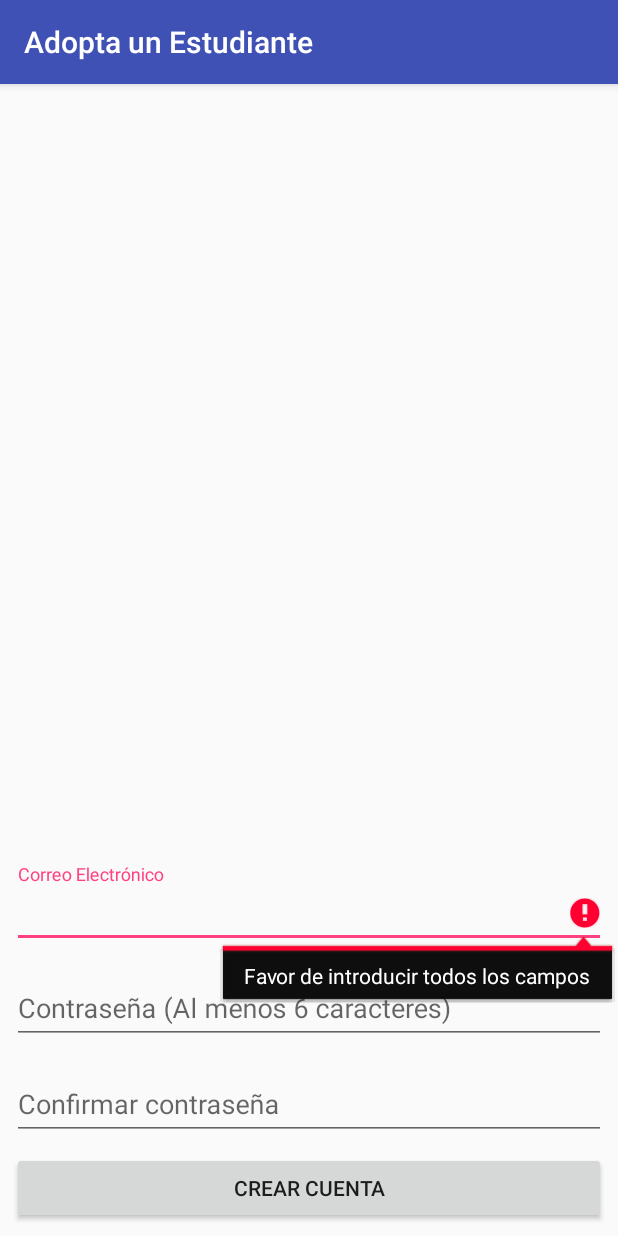
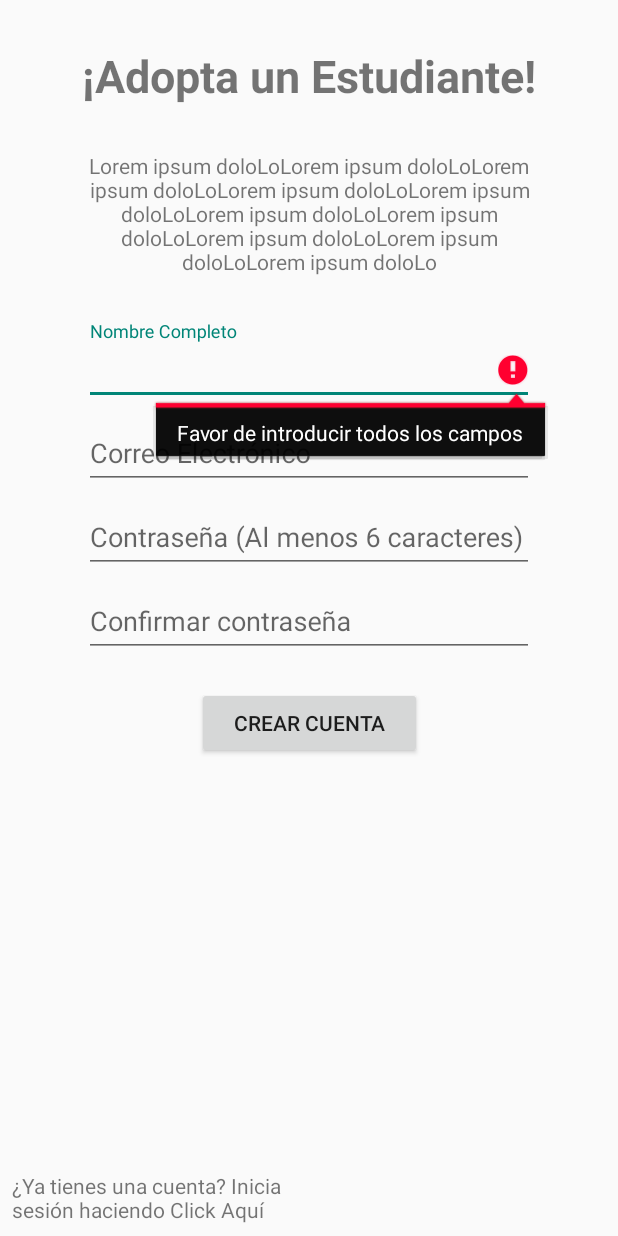
Before and after one commit to UNAMInnovationLab/AdoptaUnEstudiante, an Android app: the SignUpActivity screen opened directly, with no data from a screen before it, after a tap on "CREAR CUENTA", on a phone screen of 412 x 824 dp. Run offline under Robolectric (Android 15) with nearby library versions, the phone set to English and light mode, and no system bars; our stand-ins replace Firebase (no records; nobody signed in at launch, a user with empty details on screens opened directly).

Commit message:
Login terminado

```diff
--- a/app/src/main/java/com/lab/innovation/unam/adoptaunestudiante/Interfaces/InformationAppPresenter.java
+++ b/app/src/main/java/com/lab/innovation/unam/adoptaunestudiante/Interfaces/InformationAppPresenter.java
@@ -1,5 +1,6 @@
 package com.lab.innovation.unam.adoptaunestudiante.Interfaces;
 
+import android.app.Activity;
 import android.content.Intent;
 
 import com.facebook.login.widget.LoginButton;
@@ -13,6 +14,7 @@ public interface InformationAppPresenter {
     void onErrorLoginFacebook();
     void startListenerAuth();
     void stopListenerAuth();
+    Activity getActivity();
     User createUser(String name, String email);
     void onActivityResultCallback(int requestCode, int resultCode, Intent data);
 
--- a/app/src/main/java/com/lab/innovation/unam/adoptaunestudiante/Interfaces/InformationAppView.java
+++ b/app/src/main/java/com/lab/innovation/unam/adoptaunestudiante/Interfaces/InformationAppView.java
@@ -1,4 +1,6 @@
 package com.lab.innovation.unam.adoptaunestudiante.Interfaces;
+
+import android.app.Activity;
 
 public interface InformationAppView {
 
@@ -7,5 +9,6 @@ public interface InformationAppView {
     void navigateToMainActivity();
     void showInformation(String msj);
     void showError(String msj);
+    Activity getActivity();
 
 }
--- a/app/src/main/java/com/lab/innovation/unam/adoptaunestudiante/Interfaces/LogInInteractor.java
+++ b/app/src/main/java/com/lab/innovation/unam/adoptaunestudiante/Interfaces/LogInInteractor.java
@@ -1,6 +1,4 @@
 package com.lab.innovation.unam.adoptaunestudiante.Interfaces;
-
-import com.lab.innovation.unam.adoptaunestudiante.Model.User;
 
 public interface LogInInteractor {
 
@@ -8,6 +6,7 @@ public interface LogInInteractor {
     int EMAIL_NOT_REGISTER=1;
     int INCORRECT_PASSWORD=2;
     int CONNECTION_ERROR=3;
+    int INVALID_EMAIL=4;
 
     void logInWithEmailAndPassword(String email, String password);
 
--- a/app/src/main/java/com/lab/innovation/unam/adoptaunestudiante/Interfaces/LogInView.java
+++ b/app/src/main/java/com/lab/innovation/unam/adoptaunestudiante/Interfaces/LogInView.java
@@ -11,5 +11,5 @@ public interface LogInView {
     void showInformation(String msj);
     void showInputError(int editText, String msj);
     void navigateToMainActivity();
-
+    void navigateToSignUpActivity();
 }
--- a/app/src/main/java/com/lab/innovation/unam/adoptaunestudiante/Interfaces/SignUpPresenter.java
+++ b/app/src/main/java/com/lab/innovation/unam/adoptaunestudiante/Interfaces/SignUpPresenter.java
@@ -2,7 +2,7 @@ package com.lab.innovation.unam.adoptaunestudiante.Interfaces;
 
 public interface SignUpPresenter {
 
-    void verifyValidity(String email, String password, String confirmPassword);
+    void verifyValidity(String name, String email, String password, String confirmPassword);
     void signUpSuccefully(String email);
     void catchDatabaseError(int error);
 
--- a/app/src/main/java/com/lab/innovation/unam/adoptaunestudiante/Interfaces/SignUpView.java
+++ b/app/src/main/java/com/lab/innovation/unam/adoptaunestudiante/Interfaces/SignUpView.java
@@ -2,9 +2,10 @@ package com.lab.innovation.unam.adoptaunestudiante.Interfaces;
 
 public interface SignUpView {
 
-    int EMAIL=0;
-    int PASSWORD=1;
-    int CONFIRM_PASSWORD=2;
+    int NAME=0;
+    int EMAIL=1;
+    int PASSWORD=2;
+    int CONFIRM_PASSWORD=3;
 
     void showError(String msj);
     void showInputError(int editText, String msj);
@@ -12,5 +13,6 @@ public interface SignUpView {
     void showProgressBar();
     void hideProgressBar();
     void navigateToMainActivity();
+    void navigateToLogInActivity();
 
 }
--- a/app/src/main/java/com/lab/innovation/unam/adoptaunestudiante/Presenters/LogInPresenterImpl.java
+++ b/app/src/main/java/com/lab/innovation/unam/adoptaunestudiante/Presenters/LogInPresenterImpl.java
@@ -43,6 +43,8 @@ public class LogInPresenterImpl implements LogInPresenter {
             view.showInputError(view.PASSWORD_ERROR, "Contraseña incorrecta");
         else if (error == interactor.EMAIL_NOT_REGISTER)
             view.showInputError(view.EMAIL_ERROR, "Éste correo electrónico no ha sido registrado");
+        else if (error == interactor.INVALID_EMAIL)
+            view.showInputError(view.EMAIL_ERROR, "Correo Electrónico Inválido");
         else
             view.showError("Ocurrió un error al intentar iniciar sesión");
     }
--- a/app/src/main/java/com/lab/innovation/unam/adoptaunestudiante/Presenters/SignUpPresenterImpl.java
+++ b/app/src/main/java/com/lab/innovation/unam/adoptaunestudiante/Presenters/SignUpPresenterImpl.java
@@ -10,6 +10,7 @@ public class SignUpPresenterImpl implements SignUpPresenter {
 
     private SignUpView view;
     private SignUpInteractor interactor;
+    private String name;
 
     public SignUpPresenterImpl(SignUpView view){
         this.view = view;
@@ -17,10 +18,11 @@ public class SignUpPresenterImpl implements SignUpPresenter {
     }
 
     @Override
-    public void verifyValidity(String email, String password, String confirmPassword) {
-        if (email.isEmpty() || password.isEmpty() || confirmPassword.isEmpty()) {
-            int error = email.isEmpty()?
-                    view.EMAIL:
+    public void verifyValidity(String name, String email, String password, String confirmPassword) {
+        this.name = name;
+        if (name.isEmpty() || email.isEmpty() || password.isEmpty() || confirmPassword.isEmpty()) {
+            int error =
+                    name.isEmpty()? view.NAME: email.isEmpty()? view.EMAIL:
                     password.isEmpty()? view.PASSWORD: view.CONFIRM_PASSWORD;
             view.showInputError(error, "Favor de introducir todos los campos");
         } else if (password.contains(" "))
@@ -37,7 +39,7 @@ public class SignUpPresenterImpl implements SignUpPresenter {
 
     @Override
     public void signUpSuccefully(String email) {
-        User user = new User("", email);
+        User user = new User(this.name, email);
         interactor.signUpToDatabaseUser(user);
         view.hideProgressBar();
         view.showInformation("Cuenta creada exitosamente");
--- a/app/src/main/java/com/lab/innovation/unam/adoptaunestudiante/Views/Activities/SignUpActivity.java
+++ b/app/src/main/java/com/lab/innovation/unam/adoptaunestudiante/Views/Activities/SignUpActivity.java
@@ -15,13 +15,13 @@ import com.lab.innovation.unam.adoptaunestudiante.Interfaces.SignUpView;
 import com.lab.innovation.unam.adoptaunestudiante.Presenters.SignUpPresenterImpl;
 import com.lab.innovation.unam.adoptaunestudiante.R;
 
-public class SignUpActivity extends AppCompatActivity implements SignUpView {
+public class SignUpActivity extends AppCompatActivity implements SignUpView, View.OnClickListener {
 
     private SignUpPresenter presenter;
     // Root Layout
     private View v;
     private ProgressBar progressBar;
-    private EditText etEmail, etPassword, etConfirmPassword;
+    private EditText etName, etEmail, etPassword, etConfirmPassword;
 
     @Override
     protected void onCreate(Bundle savedInstanceState) {
@@ -32,19 +32,26 @@ public class SignUpActivity extends AppCompatActivity implements SignUpView {
 
         v = findViewById(R.id.sign_up_layout);
         progressBar = (ProgressBar) findViewById(R.id.sign_up_progressbar);
+        etName = (EditText) findViewById(R.id.sign_up_et_name);
         etEmail = (EditText) findViewById(R.id.sign_up_et_email);
         etPassword = (EditText) findViewById(R.id.sign_up_et_password);
         etConfirmPassword = (EditText) findViewById(R.id.sign_up_et_confirm_password);
 
-        findViewById(R.id.sign_up_btn_enter).setOnClickListener(new View.OnClickListener() {
-            @Override
-            public void onClick(View v) {
-                presenter.verifyValidity(
-                        etEmail.getText().toString(),
-                        etPassword.getText().toString(),
-                        etConfirmPassword.getText().toString());
-            }
-        });
+        findViewById(R.id.sign_up_tv_ya_con_cuenta).setOnClickListener(this);
+        findViewById(R.id.sign_up_btn_enter).setOnClickListener(this);
+
+    }
+
+    @Override
+    public void onClick(View v) {
+        if (v.getId() == R.id.sign_up_tv_ya_con_cuenta)
+            navigateToLogInActivity();
+        else
+            presenter.verifyValidity(
+                    etName.getText().toString().trim(),
+                    etEmail.getText().toString().trim(),
+                    etPassword.getText().toString(),
+                    etConfirmPassword.getText().toString());
 
     }
 
@@ -57,7 +64,10 @@ public class SignUpActivity extends AppCompatActivity implements SignUpView {
 
     @Override
     public void showInputError(int editText, String msj) {
-        if (editText == EMAIL) {
+        if (editText == NAME){
+            etName.setError(msj);
+            etName.requestFocus();
+        }else if (editText == EMAIL) {
             etEmail.setError(msj);
             etEmail.requestFocus();
         } else if (editText == PASSWORD){
@@ -89,4 +99,10 @@ public class SignUpActivity extends AppCompatActivity implements SignUpView {
         startActivity(new Intent(this, MainActivity.class));
         finish();
     }
+
+    @Override
+    public void navigateToLogInActivity() {
+        startActivity(new Intent(this, LogInActivity.class));
+    }
+
 }
--- a/app/src/main/res/layout/activity_sign_up.xml
+++ b/app/src/main/res/layout/activity_sign_up.xml
@@ -8,16 +8,62 @@
     android:layout_height="match_parent"
     tools:context="com.lab.innovation.unam.adoptaunestudiante.Views.Activities.SignUpActivity">
 
+    <TextView
+        android:layout_width="wrap_content"
+        android:layout_height="wrap_content"
+        android:text="@string/adopta_un_estudiante"
+        android:textStyle="bold"
+        android:textSize="30sp"
+        android:layout_marginRight="8dp"
+        app:layout_constraintRight_toRightOf="parent"
+        android:layout_marginLeft="8dp"
+        app:layout_constraintLeft_toLeftOf="parent"
+        app:layout_constraintTop_toTopOf="parent"
+        android:layout_marginTop="30dp"
+        android:id="@+id/textView4" />
+
+    <TextView
+        android:id="@+id/textView3"
+        android:layout_width="300dp"
+        android:layout_height="wrap_content"
+        android:text="@string/login_information"
+        android:gravity="center"
+        android:layout_marginRight="8dp"
+        app:layout_constraintRight_toRightOf="parent"
+        android:layout_marginLeft="8dp"
+        app:layout_constraintLeft_toLeftOf="parent"
+        android:layout_marginTop="30dp"
+        app:layout_constraintTop_toBottomOf="@+id/textView4" />
+
     <android.support.design.widget.TextInputLayout
-        android:layout_width="0dp"
+        android:layout_width="300dp"
         android:layout_height="wrap_content"
         android:layout_marginRight="8dp"
         app:layout_constraintRight_toRightOf="parent"
         android:layout_marginLeft="8dp"
         app:layout_constraintLeft_toLeftOf="parent"
-        app:layout_constraintHorizontal_bias="0.0"
-        android:layout_marginBottom="8dp"
-        app:layout_constraintBottom_toTopOf="@+id/textInputLayout">
+        android:layout_marginTop="30dp"
+        app:layout_constraintTop_toBottomOf="@+id/textView3"
+        android:id="@+id/textInputLayout5">
+
+        <EditText
+            android:id="@+id/sign_up_et_name"
+            android:layout_width="match_parent"
+            android:layout_height="wrap_content"
+            android:hint="@string/nombre"
+            android:inputType="textPersonName" />
+
+    </android.support.design.widget.TextInputLayout>
+
+    <android.support.design.widget.TextInputLayout
+        android:layout_width="300dp"
+        android:layout_height="wrap_content"
+        app:layout_constraintTop_toBottomOf="@+id/textInputLayout5"
+        android:layout_marginRight="8dp"
+        app:layout_constraintRight_toRightOf="parent"
+        android:layout_marginLeft="8dp"
+        app:layout_constraintLeft_toLeftOf="parent"
+        android:id="@+id/textInputLayout6">
 
         <EditText
             android:id="@+id/sign_up_et_email"
@@ -29,16 +75,14 @@
     </android.support.design.widget.TextInputLayout>
 
     <android.support.design.widget.TextInputLayout
-        android:layout_width="0dp"
+        android:layout_width="300dp"
         android:layout_height="wrap_content"
+        android:layout_marginLeft="8dp"
+        app:layout_constraintLeft_toLeftOf="parent"
+        android:id="@+id/textInputLayout"
         android:layout_marginRight="8dp"
         app:layout_constraintRight_toRightOf="parent"
-        android:layout_marginLeft="8dp"
-        app:layout_constraintLeft_toLeftOf="parent"
-        app:layout_constraintHorizontal_bias="0.0"
-        android:id="@+id/textInputLayout"
-        android:layout_marginBottom="8dp"
-        app:layout_constraintBottom_toTopOf="@+id/textInputLayout2">
+        app:layout_constraintTop_toBottomOf="@+id/textInputLayout6">
 
         <EditText
             android:id="@+id/sign_up_et_password"
@@ -50,16 +94,14 @@
     </android.support.design.widget.TextInputLayout>
 
     <android.support.design.widget.TextInputLayout
-        android:layout_width="0dp"
+        android:layout_width="300dp"
         android:layout_height="wrap_content"
+        android:layout_marginLeft="8dp"
+        app:layout_constraintLeft_toLeftOf="parent"
+        android:id="@+id/textInputLayout2"
         android:layout_marginRight="8dp"
         app:layout_constraintRight_toRightOf="parent"
-        android:layout_marginLeft="8dp"
-        app:layout_constraintLeft_toLeftOf="parent"
-        app:layout_constraintHorizontal_bias="0.0"
-        android:layout_marginBottom="8dp"
-        app:layout_constraintBottom_toTopOf="@+id/sign_up_btn_enter"
-        android:id="@+id/textInputLayout2">
+        app:layout_constraintTop_toBottomOf="@+id/textInputLayout">
 
         <EditText
             android:id="@+id/sign_up_et_confirm_password"
@@ -73,14 +115,25 @@
     <Button
         android:id="@+id/sign_up_btn_enter"
         android:text="@string/crear_cuenta"
-        android:layout_width="0dp"
+        android:layout_width="150dp"
         android:layout_height="wrap_content"
         android:layout_marginRight="8dp"
         app:layout_constraintRight_toRightOf="parent"
+        android:layout_marginLeft="8dp"
+        app:layout_constraintLeft_toLeftOf="parent"
+        android:layout_marginTop="20dp"
+        app:layout_constraintTop_toBottomOf="@+id/textInputLayout2" />
+
+    <TextView
+        android:id="@+id/sign_up_tv_ya_con_cuenta"
+        android:layout_width="200dp"
+        android:layout_height="wrap_content"
+        android:text="@string/ya_tienes_una_cuenta"
+        android:layout_marginLeft="8dp"
+        android:layout_marginStart="8dp"
+        app:layout_constraintLeft_toLeftOf="parent"
         app:layout_constraintBottom_toBottomOf="parent"
-        android:layout_marginBottom="8dp"
-        android:layout_marginLeft="8dp"
-        app:layout_constraintLeft_toLeftOf="parent" />
+        android:layout_marginBottom="8dp" />
 
     <ProgressBar
         android:id="@+id/sign_up_progressbar"
--- a/app/src/main/res/values/strings.xml
+++ b/app/src/main/res/values/strings.xml
@@ -13,4 +13,11 @@
     <string name="grupo_de_estudio">gurpo de estudio</string>
     <string name="apuntes">apuntes</string>
     <string name="preguntas_en_grupo">preguntas en grupo</string>
+    <string name="bienvenido">¡Bienvenido!</string>
+    <string name="login_information">Lorem ipsum doloLoLorem ipsum doloLoLorem ipsum doloLoLorem ipsum doloLoLorem ipsum doloLoLorem ipsum doloLoLorem ipsum doloLoLorem ipsum doloLoLorem ipsum doloLoLorem ipsum doloLo</string>
+    <string name="olvide_password">Olvidé mi Contraseña</string>
+    <string name="aun_no_te_has_registrado">¿Aún no te has registrado? Crea tu cuenta haciendo click aquí</string>
+    <string name="adopta_un_estudiante">¡Adopta un Estudiante!</string>
+    <string name="nombre">Nombre Completo</string>
+    <string name="ya_tienes_una_cuenta">¿Ya tienes una cuenta? Inicia sesión haciendo Click Aquí</string>
 </resources>
```
Also changed, not shown: app/src/main/AndroidManifest.xml (+4 -3 lines), app/src/main/java/com/lab/innovation/unam/adoptaunestudiante/Interactors/InformationAppInteractorImpl.java (+2 -5 lines), app/src/main/java/com/lab/innovation/unam/adoptaunestudiante/Interactors/LogInInteractorImpl.java (+10 -7 lines), app/src/main/java/com/lab/innovation/unam/adoptaunestudiante/Interactors/SignUpInteractorImpl.java (+8 -10 lines), app/src/main/java/com/lab/innovation/unam/adoptaunestudiante/Presenters/InformationAppPresenterImpl.java (+7 -6 lines), app/src/main/java/com/lab/innovation/unam/adoptaunestudiante/Views/Activities/InformationAppActivity.java (+7 -1 lines), app/src/main/java/com/lab/innovation/unam/adoptaunestudiante/Views/Activities/LogInActivity.java (+25 -7 lines), app/src/main/res/layout/activity_log_in.xml (+60 -11 lines).
